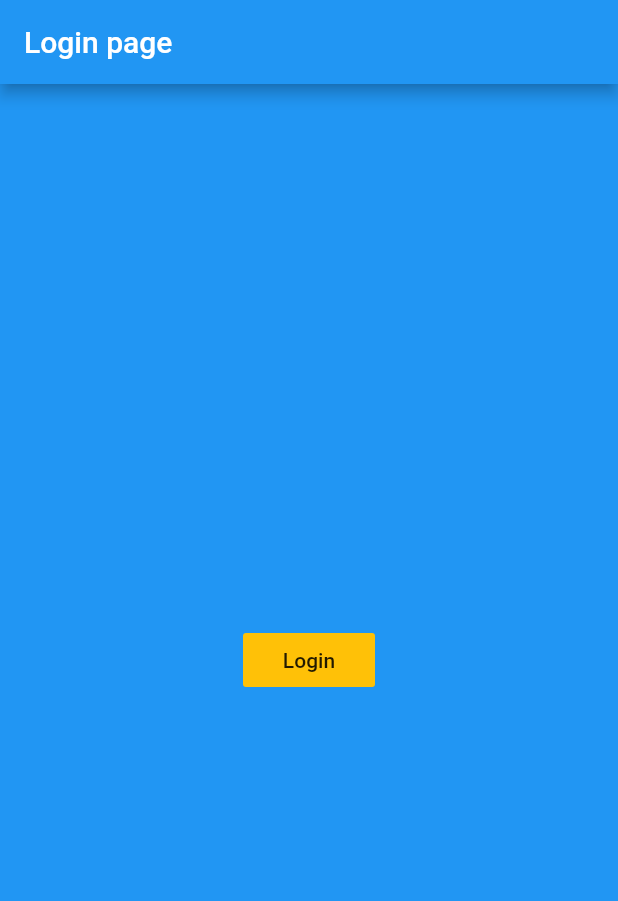
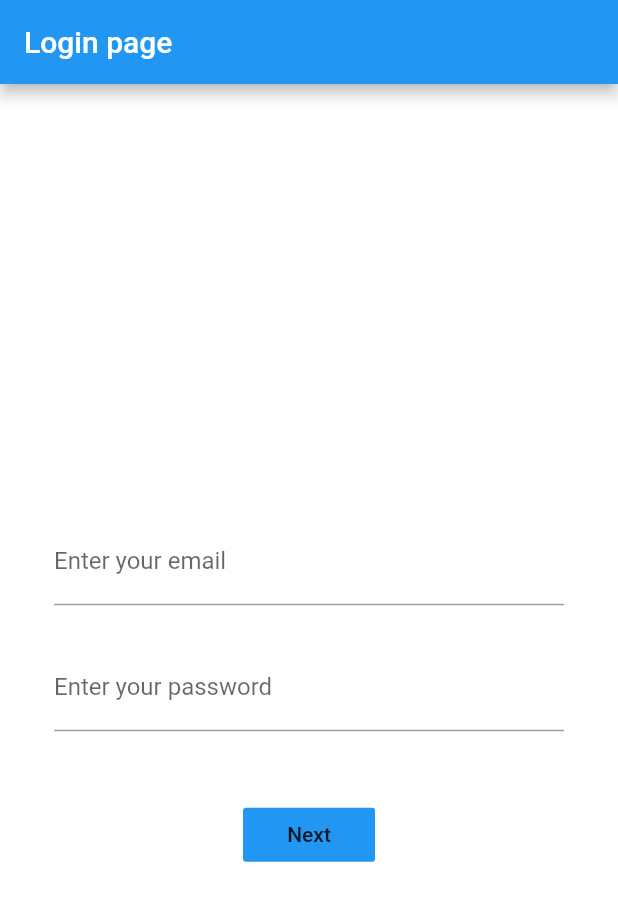
Before and after one commit to anantcodes/P-Track, a Flutter app: the screen it shows after launch, on a phone screen of 412 x 824 dp. Shown: the top 901 px of the screen. Run offline on Flutter 3.47's test engine with Material 2 defaults, Android fonts, the phone set to English and light mode, and no system bars; our stand-ins replace fluttertoast.

Commit message:
Login page enhanced and implemented

```diff
--- a/lib/login.dart
+++ b/lib/login.dart
@@ -1,11 +1,17 @@
 import 'package:flutter/material.dart';
-
+import 'package:fluttertoast/fluttertoast.dart';
 class Login extends StatefulWidget {
   @override
   _LoginState createState() => _LoginState();
 }
 
 class _LoginState extends State<Login> {
+
+
+  TextEditingController emailController = new TextEditingController();      //To store email
+  TextEditingController passwordController=new TextEditingController();   //To store password
+
+
   @override
   Widget build(BuildContext context) {
     return MaterialApp(
@@ -15,14 +21,77 @@ class _LoginState extends State<Login> {
           title: Text("Login page"),
         ),
         body: Center(
-         child: FlatButton(
+          child: Container(
+            color: Colors.white,
 
-           child: Text("Login"),
-           color: Colors.amber,
-           onPressed: () {
-             Navigator.pushNamed(context, '/control');
+            child: Padding(
+                padding: const EdgeInsets.all(36.0),
+                child: Column(
+                    crossAxisAlignment: CrossAxisAlignment.center,
+                    mainAxisAlignment: MainAxisAlignment.center,
+                    children: <Widget>[
+                      SizedBox(height: 45.0),
+                      TextField(
+                        controller: emailController,      //email
+                        decoration: InputDecoration(
+                            labelText: 'Enter your email'),
 
-           },
+                      ),
+                      SizedBox(height: 25.0),
+                      TextField(
+                        controller: passwordController,   //password
+                        decoration: InputDecoration(
+                            labelText: 'Enter your password'),
+                        obscureText: true,     //text hiding
+                      ),
+                      SizedBox(height: 45.0),
+                      FlatButton(
+                        color: Colors.blue,
+                        onPressed: () {
+                          if(emailController.text=='anant1234@gmail.com'&& passwordController.text=='anant')
+                          {
+                            Navigator.pushNamed(context, '/control');    //push to next route
+                            Fluttertoast.showToast(
+                                msg: 'Login successfull',
+
+                                        textColor: Colors.red,
+                                        backgroundColor: Colors.grey,
+
+
+
+                                gravity: ToastGravity.BOTTOM,
+                            );
+                          }
+                          else{
+                            Fluttertoast.showToast(
+                                msg: 'Login unsuccessfull',
+
+                                        textColor: Colors.red,
+                                        backgroundColor: Colors.grey,
+
+
+                                toastLength: Toast.LENGTH_SHORT,
+                                gravity: ToastGravity.BOTTOM);
+                          }
+                        },
+                        child: Text('Next'),
+                      )
+                    ]
+                )
+            )
+
+
+
+
+
+         // child: FlatButton(
+         //
+         //   child: Text("Login"),
+         //   color: Colors.amber,
+         //   onPressed: () {
+         //     Navigator.pushNamed(context, '/control');
+         //
+         //   },
          ),
         ),
       ),
--- a/pubspec.yaml
+++ b/pubspec.yaml
@@ -23,6 +23,9 @@ environment:
 dependencies:
   flutter:
     sdk: flutter
+
+
+  fluttertoast: ^7.1.6
 
 
   # The following adds the Cupertino Icons font to your application.
```
Also changed, not shown: pubspec.lock, 6 other files.
